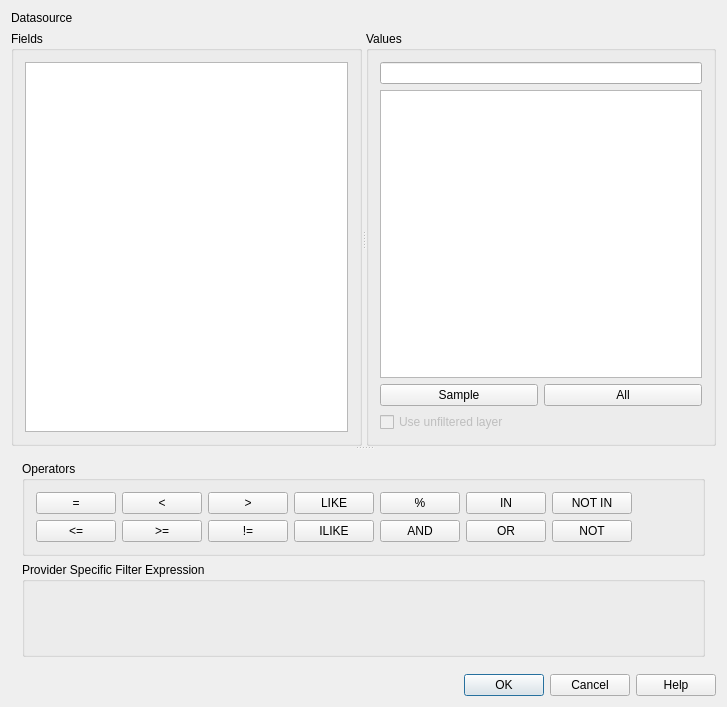
This is src/ui/qgsquerybuilderbase.ui in nextgis/nextgisqgis as Qt 5 draws it before an edit. The edited form follows.
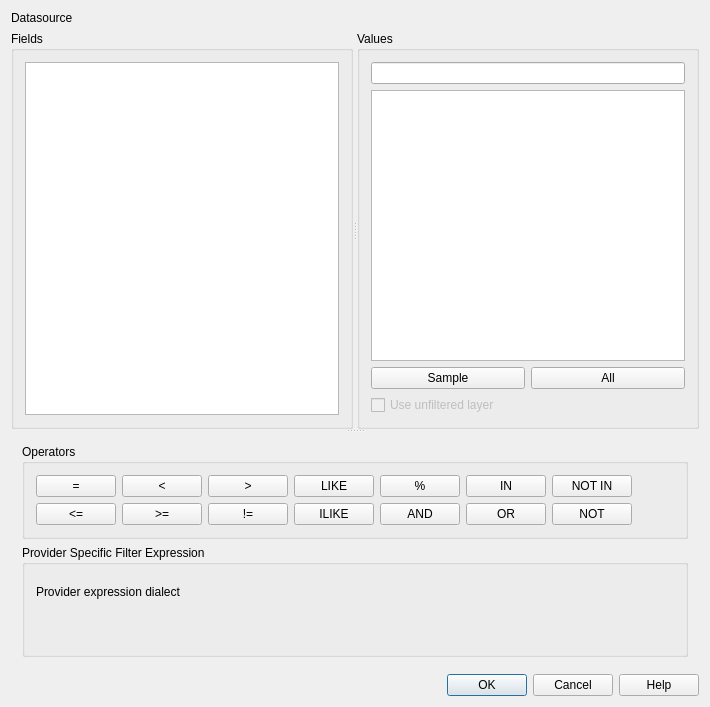
This is the edited form. Icons and pictures are not drawn. Custom widgets are drawn as their Qt base class.

What changed in the file:
```diff
--- a/src/ui/qgsquerybuilderbase.ui
+++ b/src/ui/qgsquerybuilderbase.ui
@@ -8,7 +8,7 @@
    <rect>
     <x>0</x>
     <y>0</y>
-    <width>727</width>
+    <width>710</width>
     <height>707</height>
    </rect>
   </property>
@@ -38,6 +38,12 @@
    </item>
    <item row="1" column="0">
     <widget class="QSplitter" name="splitter_2">
+     <property name="maximumSize">
+      <size>
+       <width>16777215</width>
+       <height>16777215</height>
+      </size>
+     </property>
      <property name="orientation">
       <enum>Qt::Vertical</enum>
      </property>
@@ -47,7 +53,7 @@
       </property>
       <widget class="QGroupBox" name="groupBox1">
        <property name="sizePolicy">
-        <sizepolicy hsizetype="Fixed" vsizetype="Expanding">
+        <sizepolicy hsizetype="Preferred" vsizetype="Expanding">
          <horstretch>0</horstretch>
          <verstretch>0</verstretch>
         </sizepolicy>
@@ -82,7 +88,7 @@
       </widget>
       <widget class="QGroupBox" name="groupBox2">
        <property name="sizePolicy">
-        <sizepolicy hsizetype="Fixed" vsizetype="Expanding">
+        <sizepolicy hsizetype="Preferred" vsizetype="Expanding">
          <horstretch>0</horstretch>
          <verstretch>0</verstretch>
         </sizepolicy>
@@ -108,6 +114,12 @@
           <property name="enabled">
            <bool>false</bool>
           </property>
+          <property name="sizePolicy">
+           <sizepolicy hsizetype="Minimum" vsizetype="Fixed">
+            <horstretch>0</horstretch>
+            <verstretch>0</verstretch>
+           </sizepolicy>
+          </property>
           <property name="text">
            <string>Use unfiltered layer</string>
           </property>
@@ -289,7 +301,7 @@
             </property>
             <property name="sizeHint" stdset="0">
              <size>
-              <width>40</width>
+              <width>0</width>
               <height>20</height>
              </size>
             </property>
@@ -322,9 +334,16 @@
           <property name="bottomMargin">
            <number>11</number>
           </property>
-          <item row="0" column="0">
+          <item row="1" column="0">
            <widget class="QgsCodeEditorSQL" name="mTxtSql" native="true"/>
           </item>
+          <item row="0" column="0">
+           <widget class="QLabel" name="lblProviderFilterInfo">
+            <property name="text">
+             <string>Provider expression dialect</string>
+            </property>
+           </widget>
+          </item>
          </layout>
         </widget>
        </item>
@@ -352,17 +371,17 @@
    <header>qgscollapsiblegroupbox.h</header>
    <container>1</container>
   </customwidget>
-  <customwidget>
-   <class>QgsFilterLineEdit</class>
-   <extends>QLineEdit</extends>
-   <header>qgsfilterlineedit.h</header>
-  </customwidget>
   <customwidget>
    <class>QgsCodeEditorSQL</class>
    <extends>QWidget</extends>
    <header>qgscodeeditorsql.h</header>
    <container>1</container>
   </customwidget>
+  <customwidget>
+   <class>QgsFilterLineEdit</class>
+   <extends>QLineEdit</extends>
+   <header>qgsfilterlineedit.h</header>
+  </customwidget>
  </customwidgets>
  <tabstops>
   <tabstop>lstFields</tabstop>
```
Left out of the diff: 20 changed lines with no effect on the pictures.
